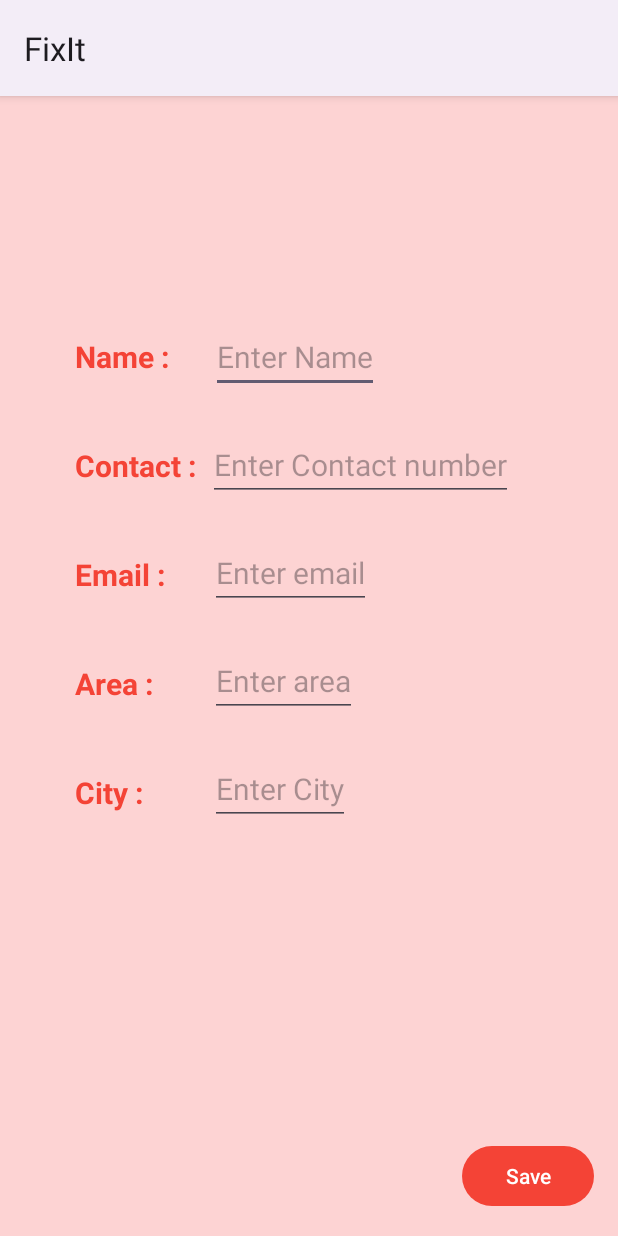
After one commit to Ayush301077/FixIt, an Android app: the CustomersEditProfileActivity screen opened directly, with no data from a screen before it, on a phone screen of 412 x 824 dp. The commit adds this screen. Run offline under Robolectric (Android 15) with nearby library versions, the phone set to English and light mode, and no system bars; our stand-ins replace Firebase (no records; nobody signed in at launch, a user with empty details on screens opened directly).

Commit message:
Customer : Setting and saving profile and customer specific favorites fragments

```diff
--- a/app/build.gradle
+++ b/app/build.gradle
@@ -51,8 +51,7 @@ dependencies {
     annotationProcessor 'com.github.bumptech.glide:compiler:4.14.2'
     implementation 'com.google.firebase:firebase-appcheck'
     implementation 'com.google.code.gson:gson:2.8.8'
-
-    implementation 'com.google.android.gms:play-services-auth:16.0.1'
+    implementation 'com.google.android.gms:play-services-auth:20.3.0'
     implementation 'com.google.firebase:firebase-appcheck-playintegrity:17.0.1'
 
 
--- a/app/src/main/AndroidManifest.xml
+++ b/app/src/main/AndroidManifest.xml
@@ -16,6 +16,9 @@
         android:supportsRtl="true"
         android:theme="@style/Base.Theme.FixIt"
         tools:targetApi="31">
+        <activity
+            android:name=".CustomersEditProfileActivity"
+            android:exported="false" />
         <activity
             android:name=".ServiceProviderDetailsActivity"
             android:exported="false" />
--- a/app/src/main/java/com/example/fixit/CustomerHomeFragment.java
+++ b/app/src/main/java/com/example/fixit/CustomerHomeFragment.java
@@ -113,6 +113,7 @@ public class CustomerHomeFragment extends Fragment {
         spviewall.setOnClickListener(new View.OnClickListener() {
             @Override
             public void onClick(View view) {
+
                 startActivity(new Intent(getActivity(), ServiceProvidersListActivity.class));
             }
         });
--- /dev/null
+++ b/app/src/main/java/com/example/fixit/CustomersEditProfileActivity.java
@@ -0,0 +1,98 @@
+package com.example.fixit;
+
+import android.content.Intent;
+import android.content.SharedPreferences;
+import android.os.Bundle;
+import android.util.Log;
+import android.view.View;
+import android.widget.Button;
+import android.widget.TextView;
+import android.widget.Toast;
+
+import androidx.annotation.NonNull;
+import androidx.appcompat.app.AppCompatActivity;
+
+import com.google.android.gms.tasks.OnCompleteListener;
+import com.google.android.gms.tasks.OnFailureListener;
+import com.google.android.gms.tasks.Task;
+import com.google.firebase.firestore.FirebaseFirestore;
+
+import java.util.HashMap;
+
+public class CustomersEditProfileActivity extends AppCompatActivity {
+
+    TextView name, contact,email,area,city;
+    Button save;
+    FirebaseFirestore db;
+
+    @Override
+    protected void onCreate(Bundle savedInstanceState) {
+        super.onCreate(savedInstanceState);
+        setContentView(R.layout.activity_customers_edit_profile);
+        name = findViewById(R.id.name);
+        contact = findViewById(R.id.contact);
+        email = findViewById(R.id.email);
+        area = findViewById(R.id.area);
+        city = findViewById(R.id.city);
+        save = findViewById(R.id.save);
+
+        db = FirebaseFirestore.getInstance();
+        String userIdFromIntent = getIntent().getStringExtra("userId");
+        final String userId;
+        if (userIdFromIntent == null) {
+            SharedPreferences prefs = getSharedPreferences("FixItApp", MODE_PRIVATE);
+            userId = prefs.getString("userId", null); // Retrieve saved userId
+        } else {
+            userId = userIdFromIntent;
+        }
+
+        save.setOnClickListener(new View.OnClickListener() {
+            @Override
+            public void onClick(View view) {
+                // Collect the profile data from the form
+                String nameStr = name.getText().toString();
+                String contactStr = contact.getText().toString();
+                String emailStr = email.getText().toString();
+                String areaStr = area.getText().toString();
+                String cityStr = city.getText().toString();
+                updateProfile(userId, nameStr, contactStr, emailStr, areaStr, cityStr);
+
+            }
+        });
+
+    }
+
+    private void updateProfile(String userId, String name, String contact, String email, String area, String city) {
+        // Create a HashMap to store the profile data
+        HashMap<String, Object> customer = new HashMap<>();
+        customer.put("name", name);
+        customer.put("contact", contact);
+        customer.put("email", email);
+        customer.put("area", area);
+        customer.put("city", city);
+
+        // Reference to the specific user's profile document in Firestore
+        Task<Void> docRef = db.collection("Customers").document(userId).set(customer)
+                .addOnCompleteListener(new OnCompleteListener<Void>() {
+                    @Override
+                    public void onComplete(@NonNull Task<Void> task) {
+                        if (task.isSuccessful()) {
+                            Toast.makeText(getApplicationContext(), "Profile updated successfully", Toast.LENGTH_SHORT).show();
+                        } else {
+                            Toast.makeText(getApplicationContext(), "Error updating profile", Toast.LENGTH_SHORT).show();
+                        }
+                    }
+                })
+                .addOnFailureListener(new OnFailureListener() {
+                    @Override
+                    public void onFailure(@NonNull Exception e) {
+                        Log.e("ProfileUpdate", "Error updating profile: " + e.getMessage());
+                        Toast.makeText(getApplicationContext(), "Failed to update profile", Toast.LENGTH_SHORT).show();
+                    }
+                });
+
+        // Navigate back to the ServiceProviderDashboard after updating the profile
+        startActivity(new Intent(CustomersEditProfileActivity.this, CustomerDashboardActivity.class));
+        finish(); // Finish the activity to prevent going back to this screen
+    }
+}
--- /dev/null
+++ b/app/src/main/res/layout/activity_customers_edit_profile.xml
@@ -0,0 +1,145 @@
+<?xml version="1.0" encoding="utf-8"?>
+<androidx.constraintlayout.widget.ConstraintLayout xmlns:android="http://schemas.android.com/apk/res/android"
+    xmlns:app="http://schemas.android.com/apk/res-auto"
+    xmlns:tools="http://schemas.android.com/tools"
+    android:id="@+id/main"
+    android:layout_width="match_parent"
+    android:layout_height="match_parent"
+    tools:context=".CustomersEditProfileActivity"
+    android:background="#FDD3D3">
+
+    <TextView
+        android:layout_width="wrap_content"
+        android:layout_height="wrap_content"
+        android:text="Name :"
+        android:textSize="20sp"
+        android:layout_marginStart="50dp"
+        android:layout_marginTop="160dp"
+        android:textStyle="bold"
+        app:layout_constraintTop_toTopOf="parent"
+        app:layout_constraintLeft_toLeftOf="parent"
+        android:textColor="@color/orange"
+        android:id="@+id/textView17"/>
+    <EditText
+        android:id="@+id/name"
+        android:layout_width="wrap_content"
+        android:layout_height="wrap_content"
+        android:hint="Enter Name"
+        android:textSize="20sp"
+        android:layout_marginStart="28dp"
+        android:layout_marginTop="150dp"
+        app:layout_constraintTop_toTopOf="parent"
+        app:layout_constraintStart_toEndOf="@id/textView17" />
+
+
+    <TextView
+        android:id="@+id/textView18"
+        android:layout_width="wrap_content"
+        android:layout_height="wrap_content"
+        android:layout_marginStart="50dp"
+        android:layout_marginTop="45dp"
+        android:text="Contact :"
+        android:textColor="@color/orange"
+        android:textStyle="bold"
+        android:textSize="20sp"
+        app:layout_constraintStart_toStartOf="parent"
+        app:layout_constraintTop_toBottomOf="@+id/textView17" />
+
+    <EditText
+        android:id="@+id/contact"
+        android:layout_width="wrap_content"
+        android:layout_height="wrap_content"
+        android:layout_marginStart="8dp"
+        android:layout_marginTop="24dp"
+        android:hint="Enter Contact number"
+        android:textSize="20sp"
+        android:inputType="number"
+        app:layout_constraintStart_toEndOf="@+id/textView18"
+        app:layout_constraintTop_toBottomOf="@+id/name" />
+
+    <TextView
+        android:id="@+id/textView20"
+        android:layout_width="wrap_content"
+        android:layout_height="wrap_content"
+        android:layout_marginStart="50dp"
+        android:layout_marginTop="45dp"
+        android:text="Email :"
+        android:textColor="@color/orange"
+        android:textStyle="bold"
+        android:textSize="20sp"
+        app:layout_constraintStart_toStartOf="parent"
+        app:layout_constraintTop_toBottomOf="@+id/textView18" />
+
+    <EditText
+        android:id="@+id/email"
+        android:layout_width="wrap_content"
+        android:layout_height="wrap_content"
+        android:layout_marginStart="30dp"
+        android:layout_marginTop="24dp"
+        android:hint="Enter email"
+        android:textSize="20sp"
+        android:inputType="textEmailAddress"
+        app:layout_constraintStart_toEndOf="@+id/textView20"
+        app:layout_constraintTop_toBottomOf="@+id/contact" />
+
+    <TextView
+        android:id="@+id/textView22"
+        android:layout_width="wrap_content"
+        android:layout_height="wrap_content"
+        android:layout_marginStart="50dp"
+        android:layout_marginTop="45dp"
+        android:text="Area :"
+        android:textColor="@color/orange"
+        android:textStyle="bold"
+        android:textSize="20sp"
+        app:layout_constraintStart_toStartOf="parent"
+        app:layout_constraintTop_toBottomOf="@+id/textView20" />
+
+    <EditText
+        android:id="@+id/area"
+        android:layout_width="wrap_content"
+        android:layout_height="wrap_content"
+        android:layout_marginStart="38dp"
+        android:layout_marginTop="24dp"
+        android:hint="Enter area"
+        android:textSize="20sp"
+        app:layout_constraintStart_toEndOf="@+id/textView22"
+        app:layout_constraintTop_toBottomOf="@+id/email" />
+
+    <TextView
+        android:id="@+id/textView32"
+        android:layout_width="wrap_content"
+        android:layout_height="wrap_content"
+        android:layout_marginStart="50dp"
+        android:layout_marginTop="45dp"
+        android:text="City :"
+        android:textColor="@color/orange"
+        android:textStyle="bold"
+        android:textSize="20sp"
+        app:layout_constraintStart_toStartOf="parent"
+        app:layout_constraintTop_toBottomOf="@+id/textView22" />
+
+
+    <EditText
+        android:id="@+id/city"
+        android:layout_width="wrap_content"
+        android:layout_height="wrap_content"
+        android:layout_marginStart="38dp"
+        android:layout_marginTop="24dp"
+        android:hint="Enter City"
+        android:textSize="20sp"
+        app:layout_constraintStart_toEndOf="@+id/textView22"
+        app:layout_constraintTop_toBottomOf="@+id/area" />
+
+    <Button
+        android:id="@+id/save"
+        android:layout_width="wrap_content"
+        android:layout_height="wrap_content"
+        android:layout_marginEnd="16dp"
+        android:layout_marginBottom="16dp"
+        android:text="Save"
+        app:layout_constraintBottom_toBottomOf="parent"
+        app:layout_constraintEnd_toEndOf="parent" />
+
+
+</androidx.constraintlayout.widget.ConstraintLayout>
```
Also changed, not shown: app/src/main/java/com/example/fixit/CustomerFavoritesFragment.java (+17 -64 lines), app/src/main/java/com/example/fixit/CustomersProfileFragment.java (+72 -0 lines), app/src/main/java/com/example/fixit/FavoritesStorage.java (+11 -5 lines), app/src/main/java/com/example/fixit/ProfileFragment.java (+0 -9 lines), app/src/main/java/com/example/fixit/ServiceProviderDetailsActivity.java (+7 -2 lines), app/src/main/java/com/example/fixit/ServiceproviderEditProfile.java (line endings or trailing spaces).
